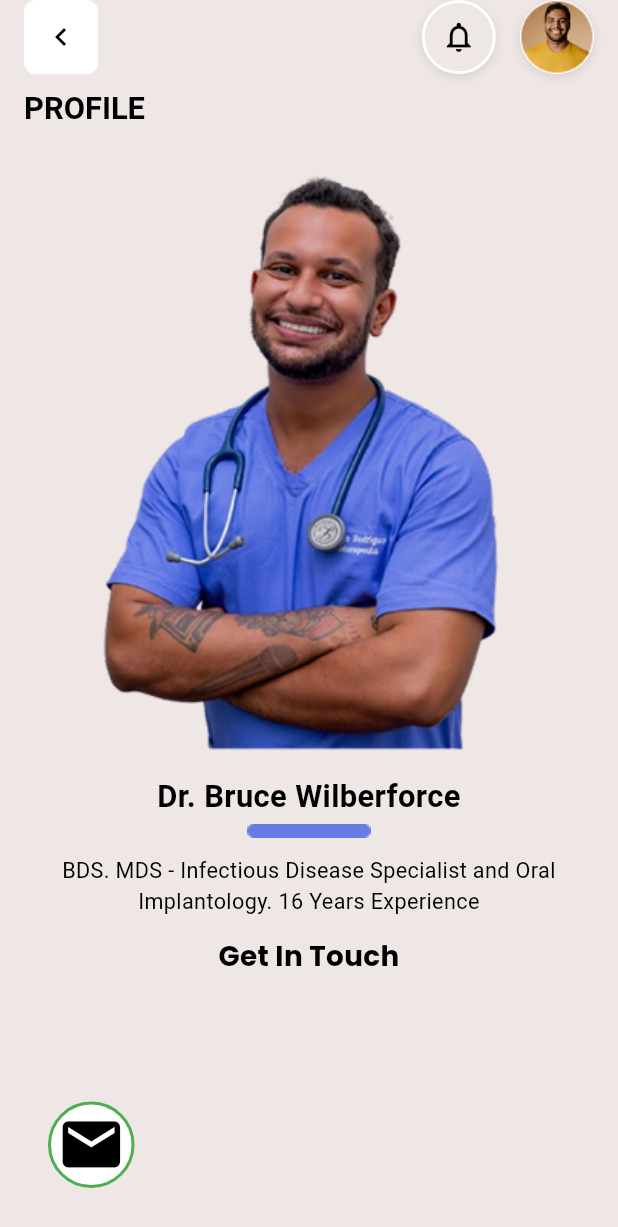
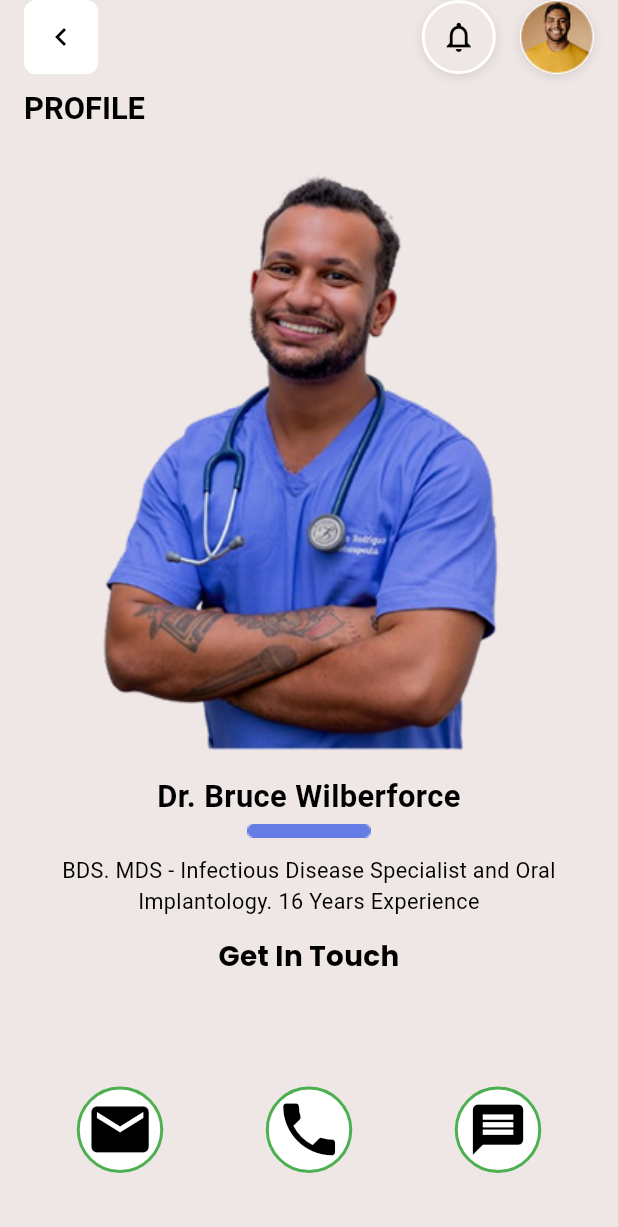
Before and after one commit to Alvin11David/GUARDIANS-OF-HEALTH-APP, a Flutter app: the screen it shows after launch, on a phone screen of 412 x 824 dp. Shown: the top 1227 px of the screen. Run offline on Flutter 3.47's test engine with Material 3 defaults, Android fonts, the light colour scheme and no system bars; our stand-ins replace firebase_core, google_fonts; accounts and stored records are empty.

Commit message:
added phone icon

```diff
--- a/lib/user pages/dashboards/doctor_profile_screen.dart
+++ b/lib/user pages/dashboards/doctor_profile_screen.dart
@@ -193,12 +193,19 @@ class DoctorProfileScreen extends StatelessWidget {
               ),
             ),
             Expanded(
-              child: Align(
-                alignment: Alignment.bottomLeft,
-                child: Padding(
+              child: Column(
+                children: [
+                  Spacer(), // Pushes the icons to the bottom
+                  Padding(
+                    padding: EdgeInsets.symmetric(vertical: 10.0), // Added vertical padding to ensure space
+                    child: Row(
+                      mainAxisAlignment: MainAxisAlignment.spaceAround, // Adjusted for more flexible spacing
+                      children: [
+                        Padding(
                           padding: EdgeInsets.only(
-                    left: 32.0, // Matched to bottom margin for equal space
+                            left: 32.0, // Same left space as email icon
                             bottom: 32.0, // Consistent with the down margin
+                            right: 15.0, // Increased extra space to the right of email icon
                           ),
                           child: Container(
                             width: iconSizeResponsive,
@@ -218,6 +225,58 @@ class DoctorProfileScreen extends StatelessWidget {
                             ),
                           ),
                         ),
+                        Padding(
+                          padding: EdgeInsets.only(
+                            bottom: 32.0, // Consistent with the down margin
+                            left: 15.0, // Increased extra space to the left of phone icon
+                            right: 15.0, // Increased extra space to the right of phone icon
+                          ),
+                          child: Container(
+                            width: iconSizeResponsive,
+                            height: iconSizeResponsive,
+                            decoration: BoxDecoration(
+                              color: Colors.white, // White background
+                              shape: BoxShape.circle, // Circular shape
+                              border: Border.all(
+                                color: Colors.green, // Green outline
+                                width: 2.0, // Outline thickness
+                              ),
+                            ),
+                            child: Icon(
+                              Icons.phone, // Phone call icon
+                              color: Colors.black, // Black icon
+                              size: iconSizeResponsive * 0.8, // Same size as email icon
+                            ),
+                          ),
+                        ),
+                        Padding(
+                          padding: EdgeInsets.only(
+                            left: 15.0, // Increased extra space to the left of message icon
+                            right: 32.0, // Same space from right margin as email from left
+                            bottom: 32.0, // Consistent with the down margin
+                          ),
+                          child: Container(
+                            width: iconSizeResponsive,
+                            height: iconSizeResponsive,
+                            decoration: BoxDecoration(
+                              color: Colors.white, // White background
+                              shape: BoxShape.circle, // Circular shape
+                              border: Border.all(
+                                color: Colors.green, // Green outline
+                                width: 2.0, // Outline thickness
+                              ),
+                            ),
+                            child: Icon(
+                              Icons.message, // Message icon
+                              color: Colors.black, // Black icon, kept dark
+                              size: iconSizeResponsive * 0.7, // Reduced size for thinner appearance
+                            ),
+                          ),
+                        ),
+                      ],
+                    ),
+                  ),
+                ],
               ),
             ),
           ],
```
Lines whose indentation alone changed are shown as unchanged.
